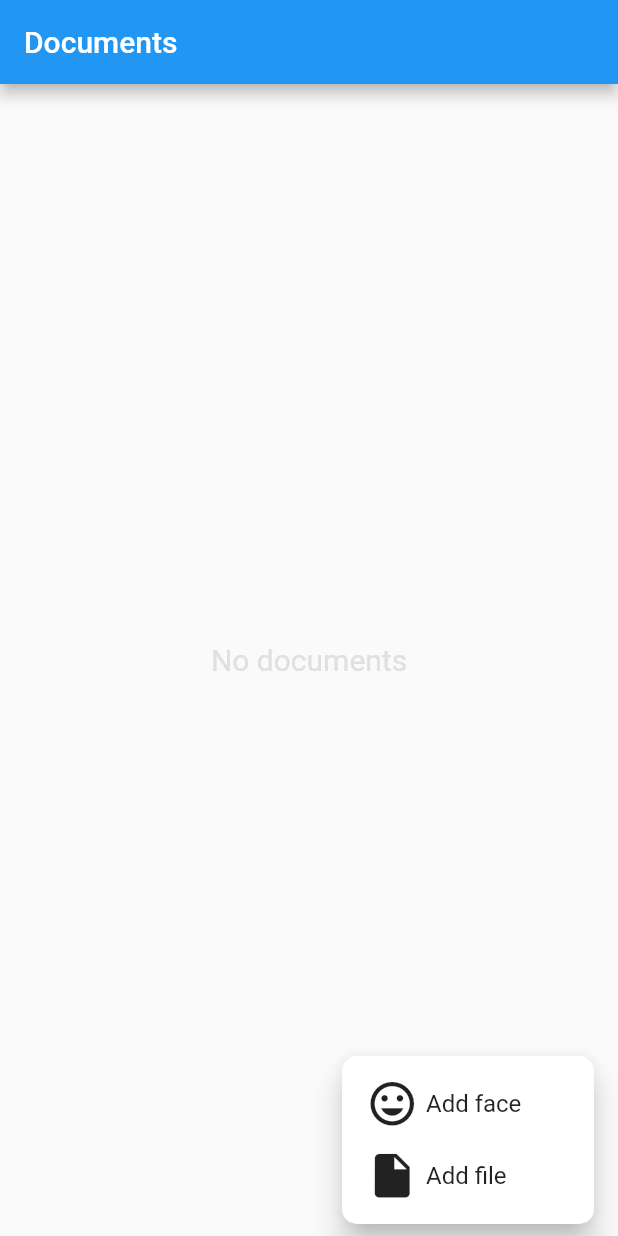
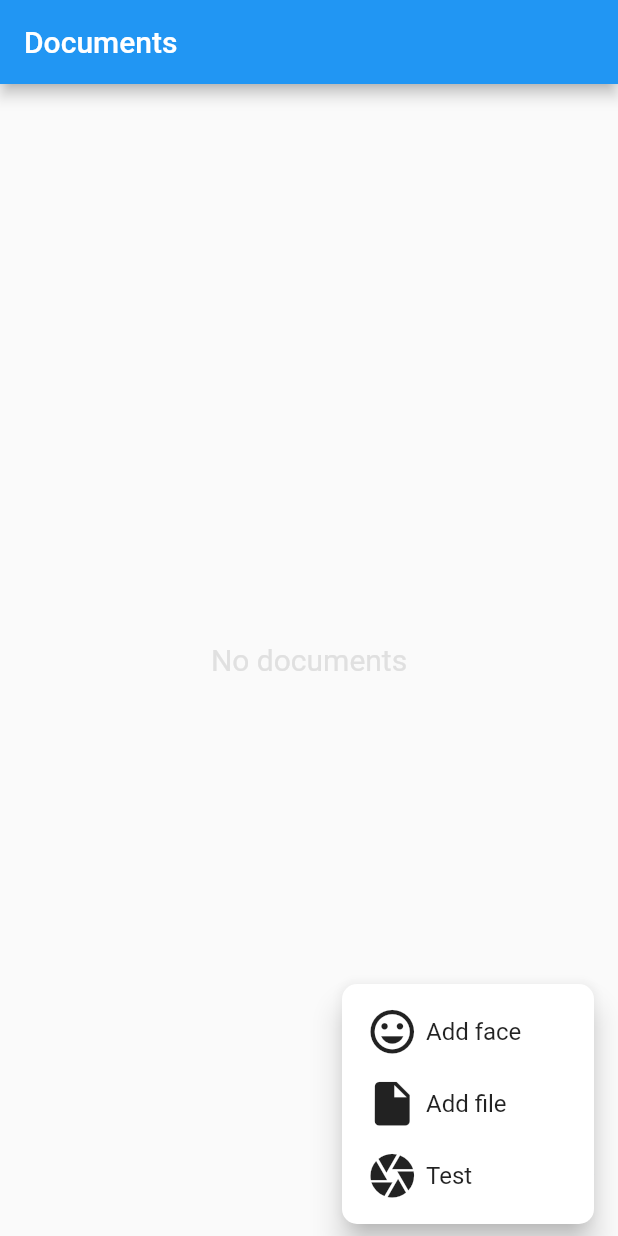
Before and after one commit to vovaklh/Security-docs, a Flutter app: the screen it shows after launch, after a tap on the "add" icon, on a phone screen of 412 x 824 dp. Run offline on Flutter 3.47's test engine with Material 2 defaults, Android fonts, the phone set to English and light mode, and no system bars; our stand-ins replace audioplayers, file_picker, image_picker, open_file, permission_handler; missing offline and left inert: firebase_ml_vision, passwordfield; accounts and stored records are empty.

Commit message:
Conncted firebase. Created page to add face

```diff
--- a/lib/logics/fileUtils.dart
+++ b/lib/logics/fileUtils.dart
@@ -45,7 +45,7 @@ Future<List<CustomFile>> loadFiles() async {
 
   //Add to our CustomFile list by splitting "/" for getting file name and "." for getting file extension
   for (String i in allFiles){
-    files.add(CustomFile(filePath: path + "/", fileName: i.split("/").last, fileExtension: i.split(".").last));
+    files.add(CustomFile(filePath: path + "/", fileName: i.split("/").last, fileExtension: i.split("/").last.split(".").last));
   }
 
   return files;
--- a/lib/main.dart
+++ b/lib/main.dart
@@ -2,6 +2,7 @@ import 'package:flutter/material.dart';
 import 'package:security_docs/logics/Password.dart';
 import 'package:security_docs/pages/HomePage.dart';
 import 'package:security_docs/pages/PasswordPage.dart';
+import 'package:security_docs/pages/FacePage.dart';
 
 void main() async{
   WidgetsFlutterBinding.ensureInitialized(); // For main function with async
@@ -14,6 +15,7 @@ void main() async{
       debugShowCheckedModeBanner: false,
       routes: {
         "/homepage" : (_) => new HomePage(),
+        "/facepage" : (_) => new FacePage()
       },
     ));
   }
@@ -26,6 +28,7 @@ void main() async{
       routes: {
         "/passwordpage": (_) => PasswordPage("Set"),
         "/homepage": (_) => HomePage(),
+        "/facepage" : (_) => new FacePage()
       },
     ));
   }
--- a/lib/pages/HomePage.dart
+++ b/lib/pages/HomePage.dart
@@ -42,7 +42,7 @@ class _HomePageState extends State<HomePage> {
         for(int i = files.length; i < newFiles.length; i++){
           CustomFile newFile = newFiles[i];
 
-          if(files.where((el) => el == newFile).toList().length == 0){
+          if(files.where((el) => el == newFile).toList().length == 0 && newFile.fileExtension != "Pictures"){
             if(mounted){
               setState(() {
                 files.add(newFile);
@@ -51,7 +51,7 @@ class _HomePageState extends State<HomePage> {
           }
         }
       }
-      await Future.delayed(Duration(microseconds: 500));
+      await Future.delayed(Duration(milliseconds: 500));
     }
   }
 
--- a/lib/widgets/PopUpButton.dart
+++ b/lib/widgets/PopUpButton.dart
@@ -2,7 +2,7 @@ import 'package:flutter/material.dart';
 import 'package:security_docs/logics/fileUtils.dart';
 import 'package:security_docs/logics/Password.dart';
 
-enum MenuOption {addFace, addFile}
+enum MenuOption {addFace, addFile, test}
 
 void choiceAction(MenuOption choice, BuildContext context){
   if (choice == MenuOption.addFace){
@@ -19,6 +19,10 @@ void choiceAction(MenuOption choice, BuildContext context){
         moveFile(value);
         }
     });
+  }
+
+  else if (choice == MenuOption.test){
+    Navigator.pushReplacementNamed(context, "/facepage");
   }
 }
 
@@ -73,7 +77,25 @@ class PopUpButton extends StatelessWidget {
                     ),
                   ],
                 ),
-                value: MenuOption.addFile,)
+                value: MenuOption.addFile,),
+              PopupMenuItem(
+                child: Row(
+                  mainAxisAlignment: MainAxisAlignment.start,
+                  children: [
+                    Icon(Icons.camera, size: 35,),
+                    Container(
+                      padding: EdgeInsets.only(left: 5.0),
+                      child: Center(
+                        child: Text("Test",
+                          style: TextStyle(
+                            fontSize: 16,
+                          ),
+                        ),
+                      ),
+                    ),
+                  ],
+                ),
+                value: MenuOption.test,)
             ];
           }),
     );
--- a/pubspec.yaml
+++ b/pubspec.yaml
@@ -30,6 +30,9 @@ dependencies:
   permission_handler: ^5.0.1+1
   passwordfield: ^0.0.82
   audioplayers: ^0.16.1
+  image_picker: ^0.6.7+11
+  firebase_ml_vision: ^0.9.7
+  image: ^2.1.18
 
 
   # The following adds the Cupertino Icons font to your application.
```
Also changed, not shown: lib/pages/FacePage.dart (added, +97 -0 lines), pubspec.lock, 3 other files.
